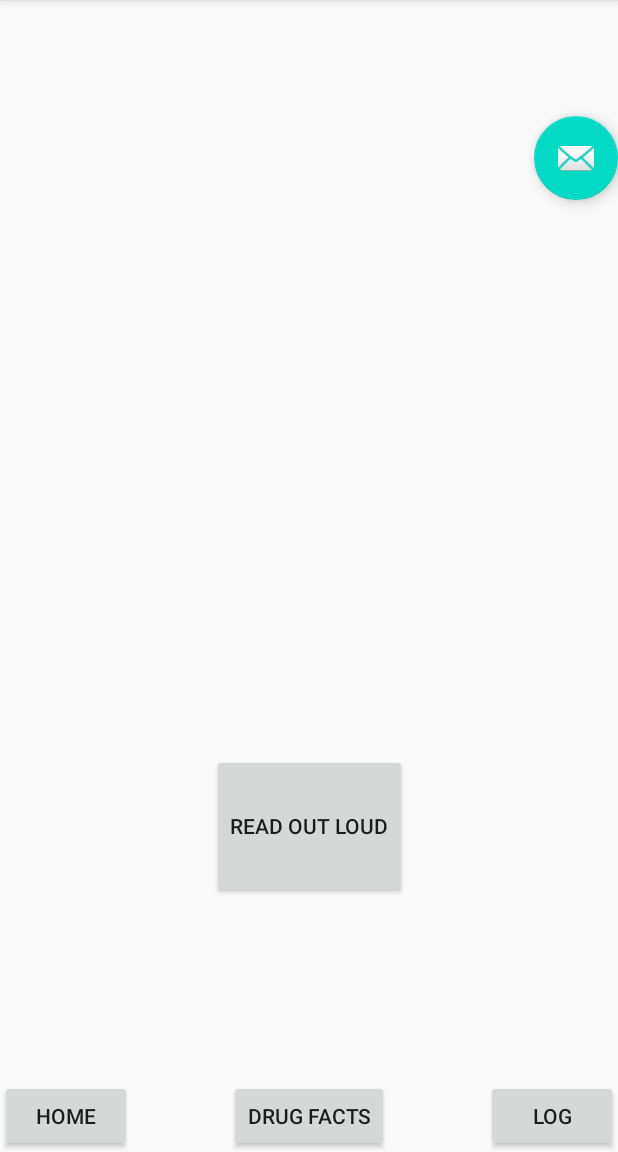
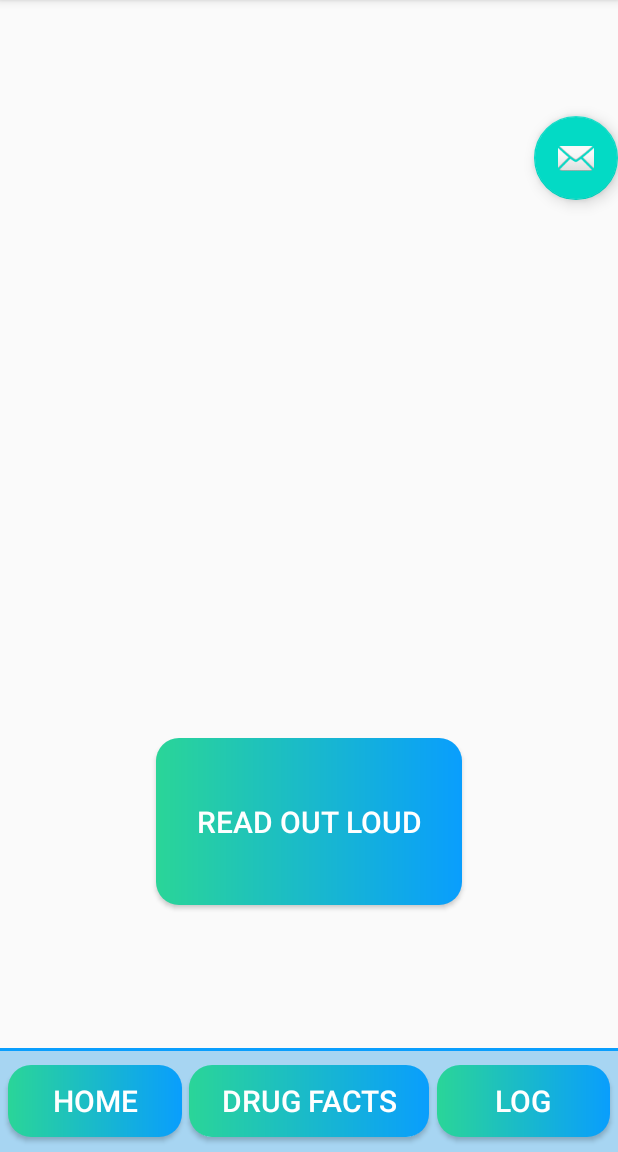
Before and after one commit to louiebalouie/EGR302-Prescription-App, an Android app: the MainActivity screen opened directly, with no data from a screen before it, on a phone screen of 412 x 824 dp, the part 84-1236 px from its top. Run offline under Robolectric (Android 15) with nearby library versions, the phone set to English and light mode, and no system bars; 2 statements that could not run were skipped.

Commit message:
Updated UI

```diff
--- a/app/src/main/java/com/example/prescriptionapp/MainActivity.java
+++ b/app/src/main/java/com/example/prescriptionapp/MainActivity.java
@@ -85,6 +85,7 @@ public class MainActivity extends AppCompatActivity {
 
          */
         nfcAdapter = NfcAdapter.getDefaultAdapter(this);
+        //TODO!!!
         if (nfcAdapter == null) {
             Toast.makeText(this, "This Device does not support NFC", Toast.LENGTH_SHORT).show();
             finish();
--- /dev/null
+++ b/app/src/main/res/drawable/custom_button.xml
@@ -0,0 +1,7 @@
+<?xml version="1.0" encoding="utf-8"?>
+<shape xmlns:android="http://schemas.android.com/apk/res/android" android:shape="rectangle">
+    <gradient android:startColor="#2AD598" android:endColor="#099EFD" android:type="linear"/>
+
+    <corners android:radius="15dp"/>
+
+</shape>
--- a/app/src/main/res/layout/activity_main.xml
+++ b/app/src/main/res/layout/activity_main.xml
@@ -34,9 +34,7 @@
     <FrameLayout
             android:id="@+id/container"
             android:layout_width="match_parent"
-        android:layout_height="match_parent"
-        >
-    </FrameLayout>
+            android:layout_height="match_parent" />
 
     <TextView
             android:layout_width="wrap_content"
@@ -65,4 +63,5 @@
 
 
 
+
 </androidx.coordinatorlayout.widget.CoordinatorLayout>
--- a/app/src/main/res/layout/fragment_drugs.xml
+++ b/app/src/main/res/layout/fragment_drugs.xml
@@ -7,14 +7,14 @@
     tools:context=".Drugs">
 
     <TextView
-        android:layout_width="237dp"
-        android:layout_height="73dp"
-        android:layout_marginEnd="84dp"
-        android:layout_marginRight="84dp"
-        android:layout_marginBottom="380dp"
-        android:text="Drug information will be stored here"
-        app:layout_constraintBottom_toBottomOf="parent"
-        app:layout_constraintEnd_toEndOf="parent" />
+            android:textSize="18sp"
+            android:layout_width="289dp"
+            android:layout_height="93dp"
+            android:layout_marginEnd="84dp"
+            android:layout_marginBottom="380dp"
+            android:text="Drug information will be stored here"
+            app:layout_constraintBottom_toBottomOf="parent"
+            app:layout_constraintEnd_toEndOf="parent" />
 
 
 </androidx.constraintlayout.widget.ConstraintLayout>
--- a/app/src/main/res/layout/fragment_first.xml
+++ b/app/src/main/res/layout/fragment_first.xml
@@ -21,13 +21,15 @@
 
     <Button
             android:id="@+id/button_first"
-        android:layout_width="wrap_content"
+            android:layout_width="204dp"
             android:text="Read Out Loud"
             android:onClick="TextToSpeechButton"
-        android:layout_height="96dp"
+            android:layout_height="111dp"
+            android:textSize="20sp"
+            android:background="@drawable/custom_button"
+            android:textColor="#FFFFFF"
             app:layout_constraintTop_toBottomOf="@id/nfc_contents2"
             app:layout_constraintStart_toStartOf="parent"
             app:layout_constraintEnd_toEndOf="parent"
-        app:layout_constraintBottom_toBottomOf="parent"
-        />
+            app:layout_constraintBottom_toBottomOf="parent" />
 </androidx.constraintlayout.widget.ConstraintLayout>
--- a/app/src/main/res/layout/fragment_navigation.xml
+++ b/app/src/main/res/layout/fragment_navigation.xml
@@ -5,28 +5,62 @@
     android:layout_height="match_parent"
     tools:context=".NavigationFragment">
 
+
+    <View
+            android:layout_width="match_parent"
+            android:layout_height="2dp"
+            android:background="#099EFD"
+            android:layout_marginBottom="67dp"
+            android:layout_gravity="bottom|center"/>
+
+    <View
+            android:layout_width="match_parent"
+            android:layout_height="67dp"
+            android:background="#a7d5f2"
+            android:layout_gravity="bottom"/>
+
     <Button
             android:id="@+id/HomeButton"
             android:onClick="goHome"
             android:layout_gravity="bottom|left"
-        android:layout_width="wrap_content"
+            android:layout_width="116dp"
             android:layout_height="wrap_content"
-        android:text="Home" />
+            android:layout_marginLeft="5dp"
+            android:layout_marginBottom="10dp"
+            android:textSize="20sp"
+            android:background="@drawable/custom_button"
+            android:textColor="#FFFFFF"
+
+            android:text="Home"
+            tools:ignore="RtlHardcoded" />
 
     <Button
             android:id="@+id/DrugFacts"
             android:onClick="goDrugs"
             android:layout_gravity="bottom|center_horizontal"
-        android:layout_width="wrap_content"
+            android:layout_width="160dp"
             android:layout_height="wrap_content"
+            android:layout_marginBottom="10dp"
+            android:textSize="20sp"
+            android:background="@drawable/custom_button"
+            android:textColor="#FFFFFF"
+
             android:text="Drug Facts" />
 
     <Button
             android:id="@+id/PrescriptionLog"
             android:onClick="goPrescriptions"
             android:layout_gravity="bottom|right"
-        android:layout_width="wrap_content"
+            android:layout_width="115dp"
             android:layout_height="wrap_content"
-        android:text="Log" />
+            android:layout_marginRight="5dp"
+            android:layout_marginBottom="10dp"
+            android:textSize="20sp"
+
+            android:background="@drawable/custom_button"
+            android:textColor="#FFFFFF"
+
+            android:text="Log"
+            tools:ignore="RtlHardcoded" />
 
 </FrameLayout>
--- a/app/src/main/res/layout/fragment_prescription_log.xml
+++ b/app/src/main/res/layout/fragment_prescription_log.xml
@@ -9,7 +9,9 @@
     <TextView
         android:layout_width="match_parent"
         android:layout_height="match_parent"
-        android:layout_marginTop="400px"
+            android:textSize="18sp"
+
+            android:layout_marginTop="300dp"
         android:text="Scanned Prescriptions will be saved here" />
 
 </FrameLayout>
--- a/app/src/main/res/layout/fragment_second.xml
+++ b/app/src/main/res/layout/fragment_second.xml
@@ -11,6 +11,7 @@
         android:id="@+id/textview_second"
         android:layout_width="wrap_content"
         android:layout_height="wrap_content"
+            android:textSize="16sp"
         android:text="Scanning not Implemented yet SMH"
         app:layout_constraintTop_toTopOf="parent"
         app:layout_constraintStart_toStartOf="parent"
@@ -20,13 +21,15 @@
 
     <Button
             android:id="@+id/button_second"
-        android:layout_width="wrap_content"
-        android:layout_height="wrap_content"
+            android:layout_width="146dp"
+            android:layout_height="55dp"
             android:text="@string/previous"
             android:onClick="goHome"
+            android:textSize="20sp"
+            android:background="@drawable/custom_button"
+            android:textColor="#FFFFFF"
             app:layout_constraintTop_toBottomOf="@id/textview_second"
             app:layout_constraintStart_toStartOf="parent"
             app:layout_constraintEnd_toEndOf="parent"
-        app:layout_constraintBottom_toBottomOf="parent"
-        />
+            app:layout_constraintBottom_toBottomOf="parent" />
 </androidx.constraintlayout.widget.ConstraintLayout>
```
Also changed, not shown: app/src/main/AndroidManifest.xml (+4 -3 lines). Lines whose indentation alone changed are shown as unchanged.
